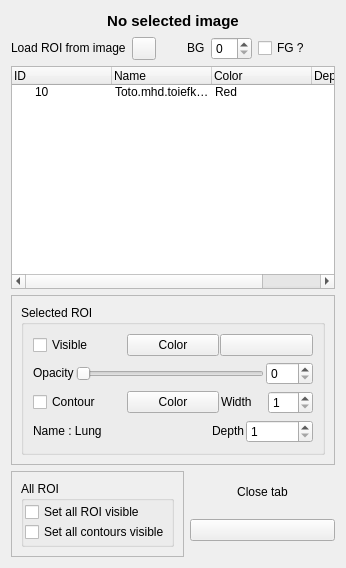
Qt form vv/qt_ui/vvToolROIManager.ui (open-vv/vv) before a commit.
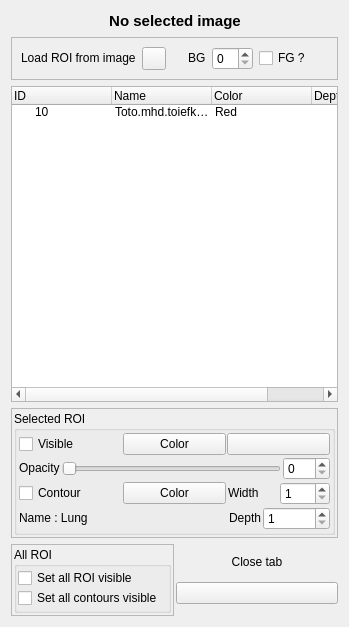
The same form after that commit. Icons and pictures are not drawn.

Commit message: Change gui (try to squeeze)

```diff
--- a/vv/qt_ui/vvToolROIManager.ui
+++ b/vv/qt_ui/vvToolROIManager.ui
@@ -6,8 +6,8 @@
    <rect>
     <x>0</x>
     <y>0</y>
-    <width>346</width>
-    <height>568</height>
+    <width>349</width>
+    <height>627</height>
    </rect>
   </property>
   <property name="sizePolicy">
@@ -25,7 +25,7 @@
   <property name="windowTitle">
    <string>Form</string>
   </property>
-  <layout class="QGridLayout" name="gridLayout_3">
+  <layout class="QGridLayout" name="gridLayout_4">
    <item row="0" column="0">
     <layout class="QHBoxLayout" name="horizontalLayout_2">
      <item>
@@ -77,6 +77,15 @@
     </layout>
    </item>
    <item row="1" column="0">
+    <widget class="QFrame" name="frame_3">
+     <property name="frameShape">
+      <enum>QFrame::StyledPanel</enum>
+     </property>
+     <property name="frameShadow">
+      <enum>QFrame::Raised</enum>
+     </property>
+     <layout class="QGridLayout" name="gridLayout_3">
+      <item row="0" column="0">
     <layout class="QHBoxLayout" name="horizontalLayout">
      <item>
       <widget class="QLabel" name="vectorFieldNameLabel_4">
@@ -171,6 +180,9 @@
      </item>
     </layout>
    </item>
+     </layout>
+    </widget>
+   </item>
    <item row="2" column="0">
     <widget class="QTreeWidget" name="mTree">
      <property name="sizePolicy">
@@ -179,6 +191,11 @@
        <verstretch>0</verstretch>
       </sizepolicy>
      </property>
+     <property name="font">
+      <font>
+       <pointsize>9</pointsize>
+      </font>
+     </property>
      <property name="editTriggers">
       <set>QAbstractItemView::AllEditTriggers</set>
      </property>
@@ -245,6 +262,12 @@
       <enum>QFrame::Raised</enum>
      </property>
      <layout class="QGridLayout" name="gridLayout">
+      <property name="margin">
+       <number>2</number>
+      </property>
+      <property name="spacing">
+       <number>2</number>
+      </property>
       <item row="0" column="0">
        <widget class="QGroupBox" name="mGroupBoxROI">
         <property name="sizePolicy">
@@ -257,6 +280,12 @@
          <string>Selected ROI</string>
         </property>
         <layout class="QVBoxLayout" name="verticalLayout">
+         <property name="spacing">
+          <number>2</number>
+         </property>
+         <property name="margin">
+          <number>2</number>
+         </property>
          <item>
           <layout class="QHBoxLayout" name="horizontalLayout_8">
            <property name="spacing">
@@ -462,6 +491,9 @@
    </item>
    <item row="4" column="0">
     <layout class="QHBoxLayout" name="horizontalLayout_7">
+     <property name="spacing">
+      <number>2</number>
+     </property>
      <item>
       <widget class="QFrame" name="frame_2">
        <property name="frameShape">
@@ -471,6 +503,12 @@
         <enum>QFrame::Raised</enum>
        </property>
        <layout class="QGridLayout" name="gridLayout_2">
+        <property name="margin">
+         <number>2</number>
+        </property>
+        <property name="spacing">
+         <number>2</number>
+        </property>
         <item row="0" column="0">
          <layout class="QHBoxLayout" name="horizontalLayout_4">
           <property name="spacing">
```
Left out of the diff: 2 changed lines with no effect on the pictures. Lines whose indentation alone changed are shown as unchanged.
